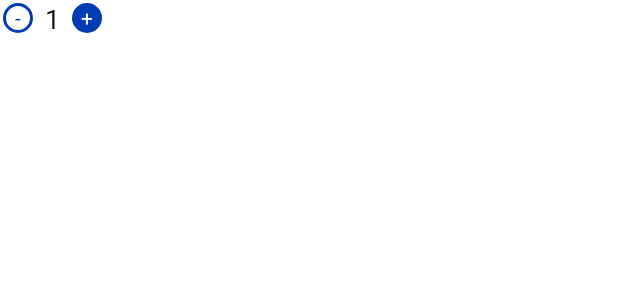
After one commit to OlukaDenis/Verity-Foods, an Android app: the layout plus_minu_layout.xml on its own in the app's theme, with its tools: preview values and no code run, on a phone screen of 412 x 824 dp. The commit adds this screen. Shown: the top 300 px of the screen. Run offline under Robolectric (Android 15) with nearby library versions, the phone set to English and light mode, and no system bars.

Commit message:
Completed the plus minus system

```diff
--- a/app/src/main/java/com/verityfoods/ui/splash/SplashActivity.java
+++ b/app/src/main/java/com/verityfoods/ui/splash/SplashActivity.java
@@ -21,7 +21,7 @@ public class SplashActivity extends AppCompatActivity {
         int SPLASH_TIMEOUT = 3000;
         new Handler().postDelayed(() -> {
             // This method will be executed once the timer is over
-            Intent i = new Intent(getApplicationContext(), MainActivity.class);
+            Intent i = new Intent(getApplicationContext(), AuthChooser.class);
             startActivity(i);
             finish();
         }, SPLASH_TIMEOUT);
--- /dev/null
+++ b/app/src/main/res/drawable/minus_bg.xml
@@ -0,0 +1,5 @@
+<?xml version="1.0" encoding="utf-8"?>
+<shape xmlns:android="http://schemas.android.com/apk/res/android"
+    android:shape="oval">
+    <stroke android:color="@color/colorPrimary" android:width="2dp"/>
+</shape>
--- /dev/null
+++ b/app/src/main/res/drawable/plus_bg.xml
@@ -0,0 +1,6 @@
+<?xml version="1.0" encoding="utf-8"?>
+<shape xmlns:android="http://schemas.android.com/apk/res/android"
+    android:shape="oval">
+    <stroke android:color="@color/colorPrimary" android:width="2dp"/>
+    <solid android:color="@color/colorPrimary"/>
+</shape>
--- /dev/null
+++ b/app/src/main/res/layout/plus_minu_layout.xml
@@ -0,0 +1,39 @@
+<?xml version="1.0" encoding="utf-8"?>
+<LinearLayout
+    android:id="@+id/plus_minus_button"
+    xmlns:android="http://schemas.android.com/apk/res/android"
+    android:orientation="horizontal"
+    android:layout_width="70dp"
+    android:gravity="center"
+    android:layout_height="wrap_content">
+
+    <TextView
+        android:id="@+id/minus_btn"
+        android:layout_width="20dp"
+        android:layout_height="20dp"
+        android:gravity="center"
+        android:layout_gravity="center"
+        android:textColor="@color/colorPrimary"
+        android:background="@drawable/minus_bg"
+        android:text="-" />
+
+    <TextView
+        android:id="@+id/counter_total"
+        android:layout_width="wrap_content"
+        android:layout_height="wrap_content"
+        android:textSize="18sp"
+        android:paddingEnd="8dp"
+        android:layout_gravity="center"
+        android:textColor="@color/black"
+        android:paddingStart="8dp"
+        android:text="1"/>
+
+    <TextView
+        android:id="@+id/plus_btn"
+        android:layout_width="20dp"
+        android:background="@drawable/plus_bg"
+        android:layout_height="20dp"
+        android:gravity="center"
+        android:textColor="@color/white"
+        android:text="+" />
+</LinearLayout>
```
Also changed, not shown: app/src/main/java/com/verityfoods/viewholders/ProductViewHolder.java (+26 -16 lines), app/src/main/res/layout/layout_products.xml (+6 -8 lines), 1 other file.
